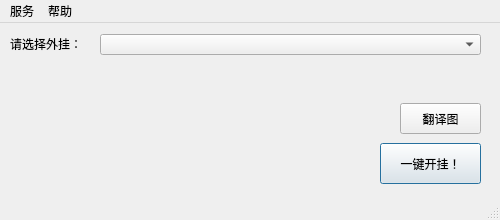
Before: the Qt Designer form LXDInjector.ui in luoxiandu/LXDInjector, drawn with Qt 5.
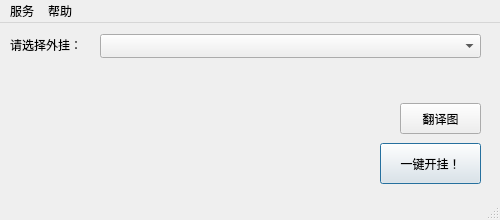
After: the same form once the commit is applied.

The edit to the form file:
```diff
--- a/LXDInjector.ui
+++ b/LXDInjector.ui
@@ -41,7 +41,7 @@
       <x>100</x>
       <y>11</y>
       <width>381</width>
-      <height>21</height>
+      <height>24</height>
      </rect>
     </property>
     <property name="minimumSize">
@@ -60,7 +60,7 @@
       <x>10</x>
       <y>10</y>
       <width>81</width>
-      <height>21</height>
+      <height>24</height>
      </rect>
     </property>
     <property name="font">
```
